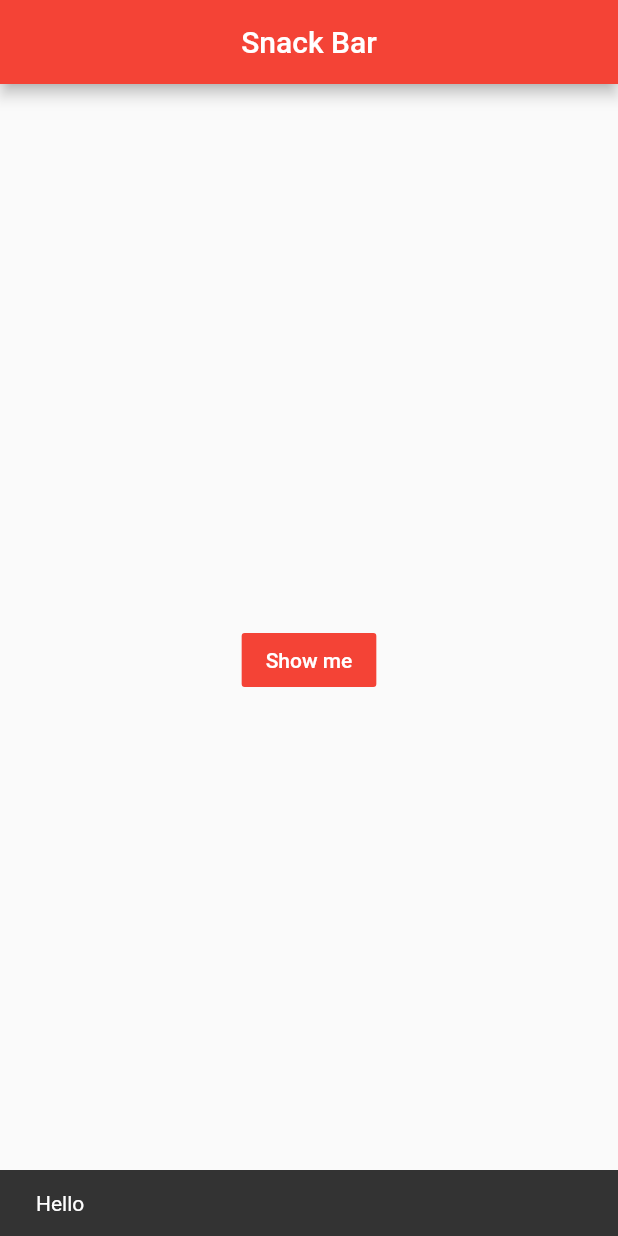
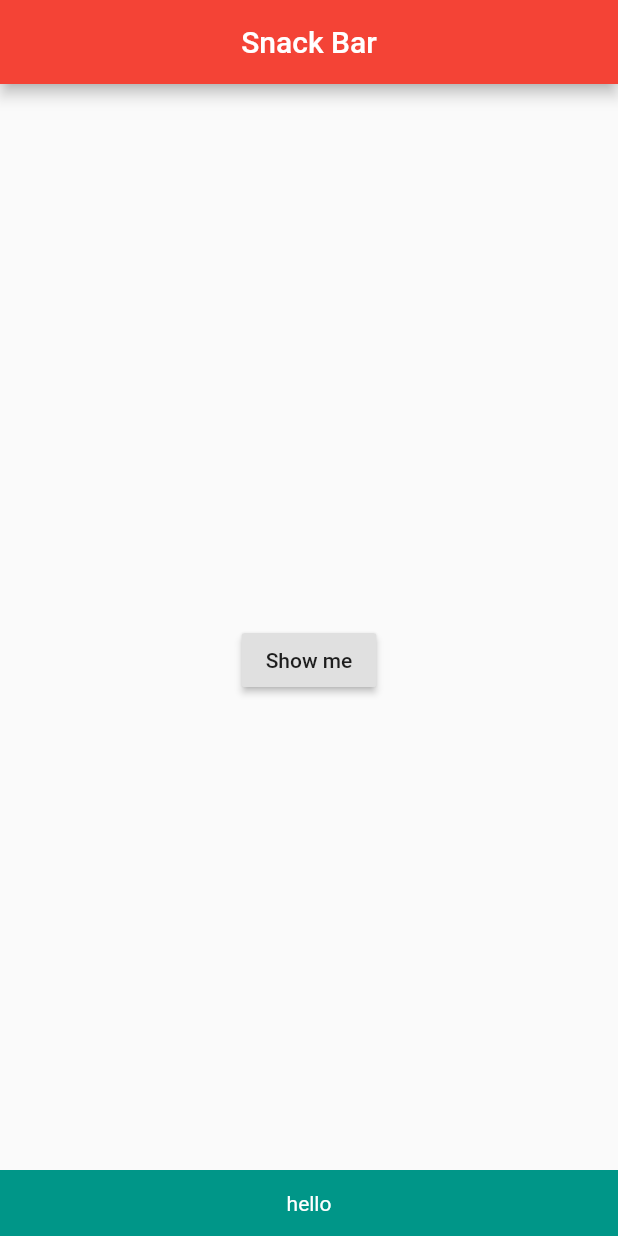
Before and after one commit to sinkyoungdeok/flutter_practice, a Flutter app: the screen it shows after launch, after a tap on "Show me", on a phone screen of 412 x 824 dp. Run offline on Flutter 3.47's test engine with Material 2 defaults, Android fonts, the phone set to English and light mode, and no system bars.

Commit message:
[ADD] (완전 초보용) 19 snack bar v2

```diff
--- a/lib/main.dart
+++ b/lib/main.dart
@@ -23,24 +23,30 @@ class MyPage extends StatelessWidget {
         title: Text('Snack Bar'),
         centerTitle: true,
       ),
-      body: Builder(
-        builder: (BuildContext ctx) {
+      body: MySnackBar(),
+    );
+  }
+}
+
+class MySnackBar extends StatelessWidget {
+  @override
+  Widget build(BuildContext context) {
     return Center(
-            child: FlatButton(
-              child: Text('Show me',
+      child: RaisedButton(
+        child: Text('Show me'),
+        onPressed: () {
+          Scaffold.of(context).showSnackBar(SnackBar(content: Text('hello',
+          textAlign: TextAlign.center,
             style: TextStyle(
               color: Colors.white
             ),
           ),
-              color: Colors.red,
-              onPressed: () {
-                Scaffold.of(ctx).showSnackBar(SnackBar(
-                  content : Text('Hello'),
-                ));
-              },
+            backgroundColor: Colors.teal,
+            duration: Duration(milliseconds: 1000),
           ),
           );
-      },)
+        }
+      ),
     );
   }
 }
```
Lines whose indentation alone changed are shown as unchanged.
